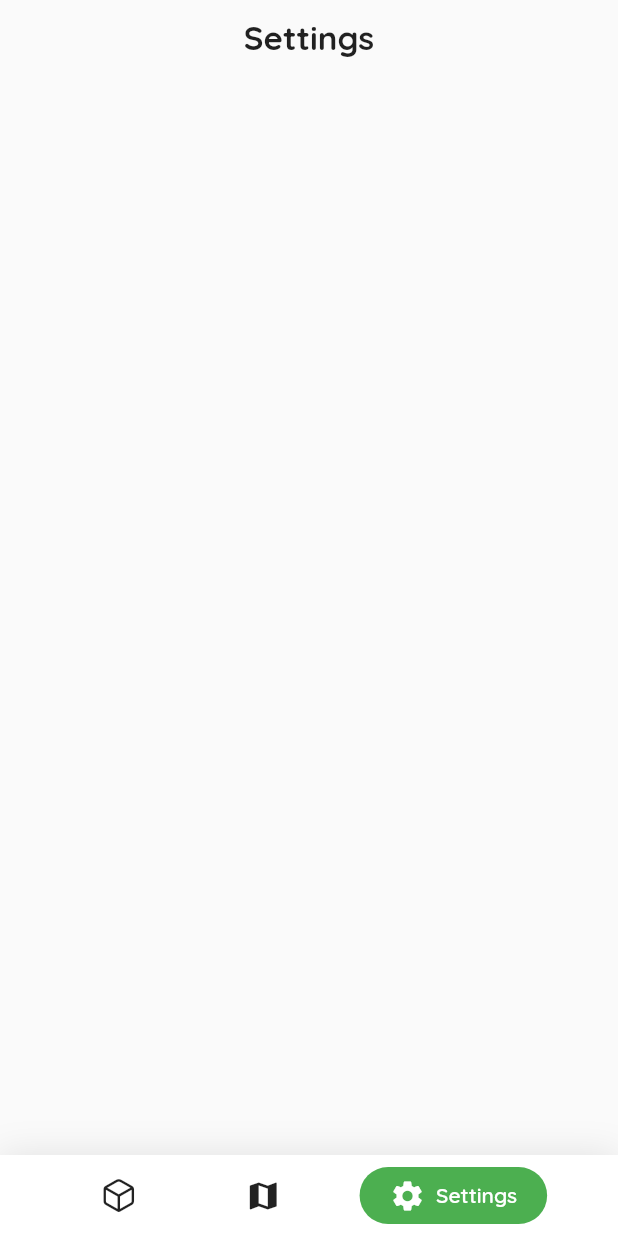
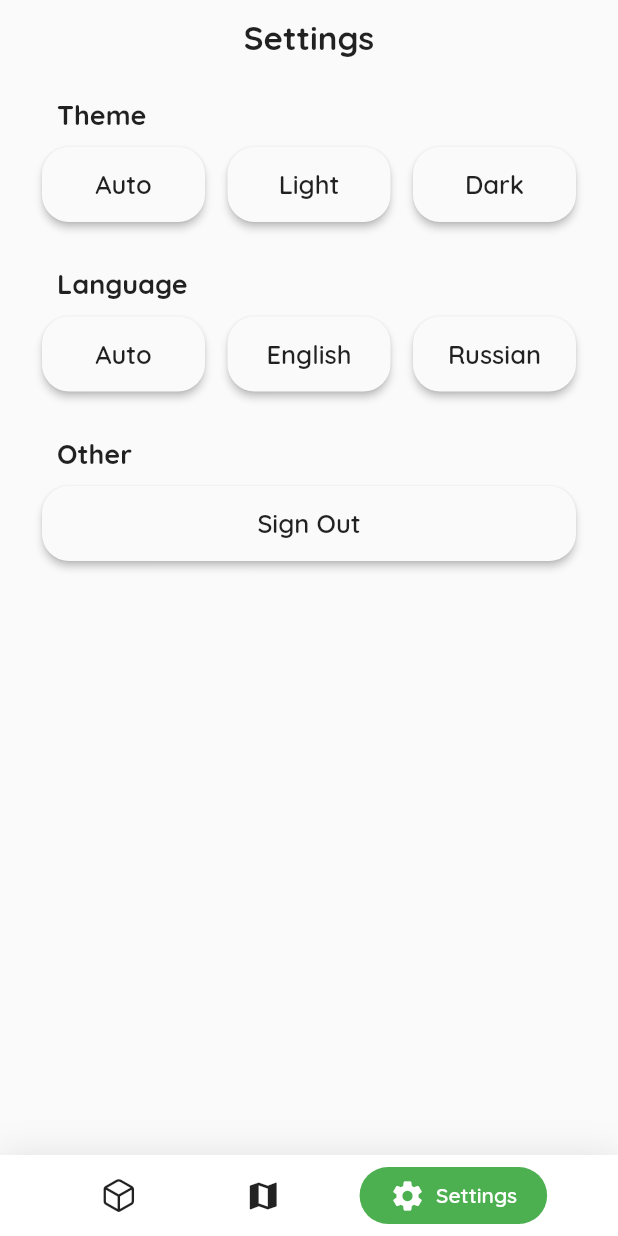
Before and after one commit to iXasthur/Crypto-T-Flutter, a Flutter app: the screen it shows after launch, item 3 of the bottom bar chosen, on a phone screen of 412 x 824 dp. Run offline on Flutter 3.47's test engine with Material 2 defaults, Android fonts, the phone set to English and light mode, and no system bars; drawn by our look-alikes of google_nav_bar; our stand-ins replace cloud_firestore, firebase_auth, firebase_core, firebase_storage, flutter_spinkit, google_fonts; accounts and stored records are empty.

Commit message:
Created settings UI

```diff
--- a/crypto_t/lib/pages/home_scaffold.dart
+++ b/crypto_t/lib/pages/home_scaffold.dart
@@ -1,3 +1,4 @@
+import 'package:crypto_t/pages/settings_page.dart';
 import 'package:crypto_t/utils/widget/my_app_bar.dart';
 import 'package:flutter/cupertino.dart';
 import 'package:flutter/material.dart';
@@ -19,7 +20,7 @@ class _HomeScaffoldState extends State<HomeScaffold> {
   List<Widget> _widgetOptions = <Widget>[
     Container(),
     Container(),
-    Container(),
+    SettingsPage(),
   ];
 
   @override
--- /dev/null
+++ b/crypto_t/lib/pages/settings_page.dart
@@ -0,0 +1,137 @@
+import 'package:crypto_t/utils/app_styles.dart';
+import 'package:crypto_t/utils/widget/my_button.dart';
+import 'package:flutter/material.dart';
+
+class SettingsPage extends StatefulWidget {
+  @override
+  _SettingsPageState createState() => _SettingsPageState();
+}
+
+class _SettingsPageState extends State<SettingsPage> {
+  @override
+  Widget build(BuildContext context) {
+    return Container(
+      padding: EdgeInsets.fromLTRB(
+        AppStylesPrimary.safeAreaX,
+        AppStylesPrimary.safeAreaYTop,
+        AppStylesPrimary.safeAreaX,
+        0,
+      ),
+      child: Column(
+        children: [
+          Row(
+            children: [
+              SizedBox(width: 10),
+              Text(
+                'Theme',
+                style: TextStyle(
+                  fontWeight: FontWeight.bold,
+                  fontSize: 18,
+                ),
+                textAlign: TextAlign.left,
+              ),
+            ],
+          ),
+          SizedBox(height: 10),
+
+          Row(
+            children: [
+              MyButton.create(
+                context,
+                title: 'Auto',
+                onTap: () {
+
+                }
+              ),
+              SizedBox(width: 15),
+              MyButton.create(
+                context,
+                title: 'Light',
+                onTap: () {
+
+                }
+              ),
+              SizedBox(width: 15),
+              MyButton.create(
+                context,
+                title: 'Dark',
+                onTap: () {
+
+                }
+              ),
+            ],
+          ),
+          SizedBox(height: 30),
+
+          Row(
+            children: [
+              SizedBox(width: 10),
+              Text(
+                'Language',
+                style: TextStyle(
+                  fontWeight: FontWeight.bold,
+                  fontSize: 18,
+                ),
+                textAlign: TextAlign.left,
+              ),
+            ],
+          ),
+          SizedBox(height: 10),
+          Row(
+            children: [
+              MyButton.create(
+                context,
+                title: 'Auto',
+                onTap: () {
+
+                }
+              ),
+              SizedBox(width: 15),
+              MyButton.create(
+                context,
+                title: 'English',
+                onTap: () {
+
+                }
+              ),
+              SizedBox(width: 15),
+              MyButton.create(
+                context,
+                title: 'Russian',
+                onTap: () {
+
+                }
+              ),
+            ],
+          ),
+          SizedBox(height: 30),
+
+          Row(
+            children: [
+              SizedBox(width: 10),
+              Text(
+                'Other',
+                style: TextStyle(
+                  fontWeight: FontWeight.bold,
+                  fontSize: 18,
+                ),
+                textAlign: TextAlign.left,
+              ),
+            ],
+          ),
+          SizedBox(height: 10),
+          Row(children: [
+            MyButton.create(
+                context,
+                title: 'Sign Out',
+                onTap: () {
+
+                }
+              ),
+            ],
+          ),
+        ],
+      ),
+    );
+  }
+}
--- a/crypto_t/lib/utils/app_styles.dart
+++ b/crypto_t/lib/utils/app_styles.dart
@@ -5,6 +5,7 @@ class AppStylesPrimary {
   static final String title = 'Crypto-T-Flutter';
 
   static final double safeAreaX = 28;
+  static final double safeAreaYTop = 15;
 
   static final ThemeData main = ThemeData(
     primarySwatch: Colors.purple,
```
